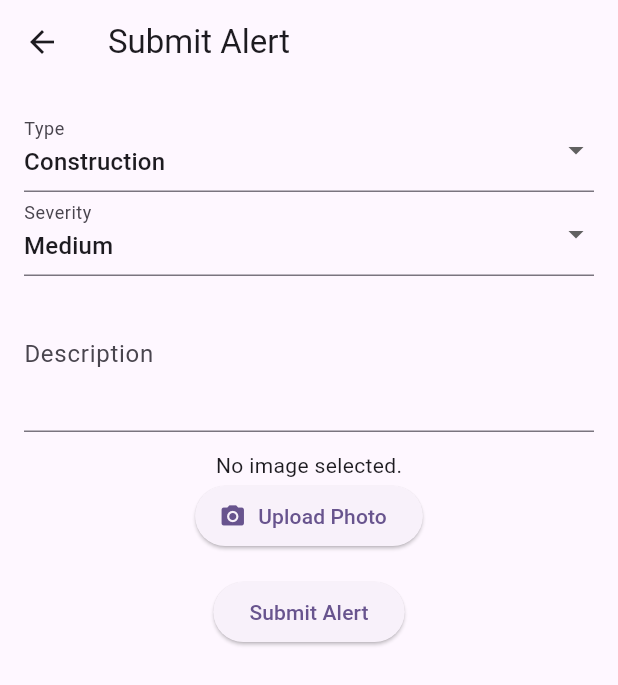
After one commit to darrock7/UrbanNa, a Flutter app: the screen it shows after launch, after a tap on the "add" icon, on a phone screen of 412 x 824 dp. The commit adds this screen. Shown: the top 685 px of the screen. Run offline on Flutter 3.47's test engine with Material 3 defaults, Android fonts, the phone set to English and light mode, and no system bars; our stand-ins replace flutter_map, image_picker, latlong2.

Commit message:
create report system
Added create a report button, screen, severity levels, comments, and submit capability.

```diff
--- a/lib/main.dart
+++ b/lib/main.dart
@@ -3,6 +3,9 @@ import 'package:urbanna/views/profile.dart';
 import 'package:urbanna/views/about.dart';
 import 'package:urbanna/views/settings.dart';
 import 'package:urbanna/views/map.dart';
+import 'package:urbanna/views/submit_alert.dart';
+import 'package:http/http.dart' as http;
+
 void main() {
   runApp(const MyApp());
 }
@@ -66,7 +69,20 @@ class _MyHomePageState extends State<MyHomePage> {
       3 => const SettingsView(),
       _ => const Placeholder(),
     },
-    )
+    ),
+    floatingActionButton: _currTabIndex == 0
+    ? FloatingActionButton(
+        onPressed: () {
+          Navigator.push(
+            context,
+            MaterialPageRoute(builder: (context) => const SubmitAlertView()),
+          );
+        },
+        tooltip: 'Submit Alert',
+        child: const Icon(Icons.add),
+      )
+    : null,
+
     );
   }
 }
--- /dev/null
+++ b/lib/views/submit_alert.dart
@@ -0,0 +1,92 @@
+import 'package:flutter/material.dart';
+import 'package:image_picker/image_picker.dart';
+import 'dart:io';
+
+class SubmitAlertView extends StatefulWidget {
+  const SubmitAlertView({super.key});
+
+  @override
+  State<SubmitAlertView> createState() => _SubmitAlertViewState();
+}
+
+class _SubmitAlertViewState extends State<SubmitAlertView> {
+  final _descriptionController = TextEditingController();
+  String _selectedType = 'Construction';
+  String _selectedSeverity = 'Medium';
+  File? _image;
+
+  Future<void> _pickImage() async {
+    final picker = ImagePicker();
+    final picked = await picker.pickImage(source: ImageSource.camera); // or gallery
+    if (picked != null) {
+      setState(() {
+        _image = File(picked.path);
+      });
+    }
+  }
+
+  void _submitAlert() {
+    final description = _descriptionController.text;
+    // TODO: Replace this print with an API POST call
+    print("Submitting alert:\n"
+        "Type: $_selectedType\n"
+        "Severity: $_selectedSeverity\n"
+        "Description: $description\n"
+        "Image: ${_image?.path}");
+
+    // Clear form (optional)
+    _descriptionController.clear();
+    setState(() {
+      _selectedType = 'Construction';
+      _selectedSeverity = 'Medium';
+      _image = null;
+    });
+  }
+
+  @override
+  Widget build(BuildContext context) {
+    return Scaffold(
+      appBar: AppBar(title: const Text("Submit Alert")),
+      body: Padding(
+        padding: const EdgeInsets.all(16.0),
+        child: Column(children: [
+          DropdownButtonFormField<String>(
+            value: _selectedType,
+            items: ['Construction', 'Hazard'].map((type) {
+              return DropdownMenuItem(value: type, child: Text(type));
+            }).toList(),
+            onChanged: (value) => setState(() => _selectedType = value!),
+            decoration: const InputDecoration(labelText: 'Type'),
+          ),
+          DropdownButtonFormField<String>(
+            value: _selectedSeverity,
+            items: ['Low', 'Medium', 'High'].map((level) {
+              return DropdownMenuItem(value: level, child: Text(level));
+            }).toList(),
+            onChanged: (value) => setState(() => _selectedSeverity = value!),
+            decoration: const InputDecoration(labelText: 'Severity'),
+          ),
+          TextField(
+            controller: _descriptionController,
+            decoration: const InputDecoration(labelText: 'Description'),
+            maxLines: 3,
+          ),
+          const SizedBox(height: 12),
+          _image != null
+              ? Image.file(_image!, height: 100)
+              : const Text("No image selected."),
+          ElevatedButton.icon(
+            onPressed: _pickImage,
+            icon: const Icon(Icons.camera_alt),
+            label: const Text("Upload Photo"),
+          ),
+          const SizedBox(height: 16),
+          ElevatedButton(
+            onPressed: _submitAlert,
+            child: const Text("Submit Alert"),
+          )
+        ]),
+      ),
+    );
+  }
+}
--- a/pubspec.yaml
+++ b/pubspec.yaml
@@ -36,6 +36,9 @@ dependencies:
   # The following adds the Cupertino Icons font to your application.
   # Use with the CupertinoIcons class for iOS style icons.
   cupertino_icons: ^1.0.8
+  image_picker: ^1.0.4 # or latest from https://pub.dev/packages/image_picker
+  http: ^1.0.0
+
 
 dev_dependencies:
   flutter_test:
```
Also changed, not shown: pubspec.lock, 14 other files.
